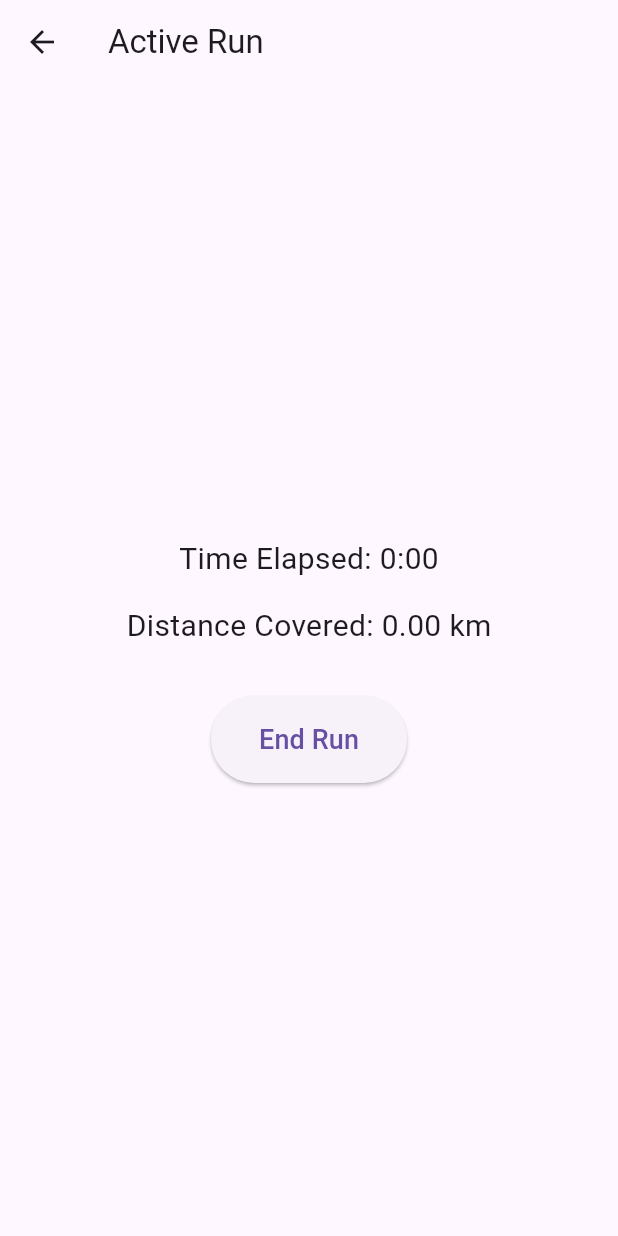
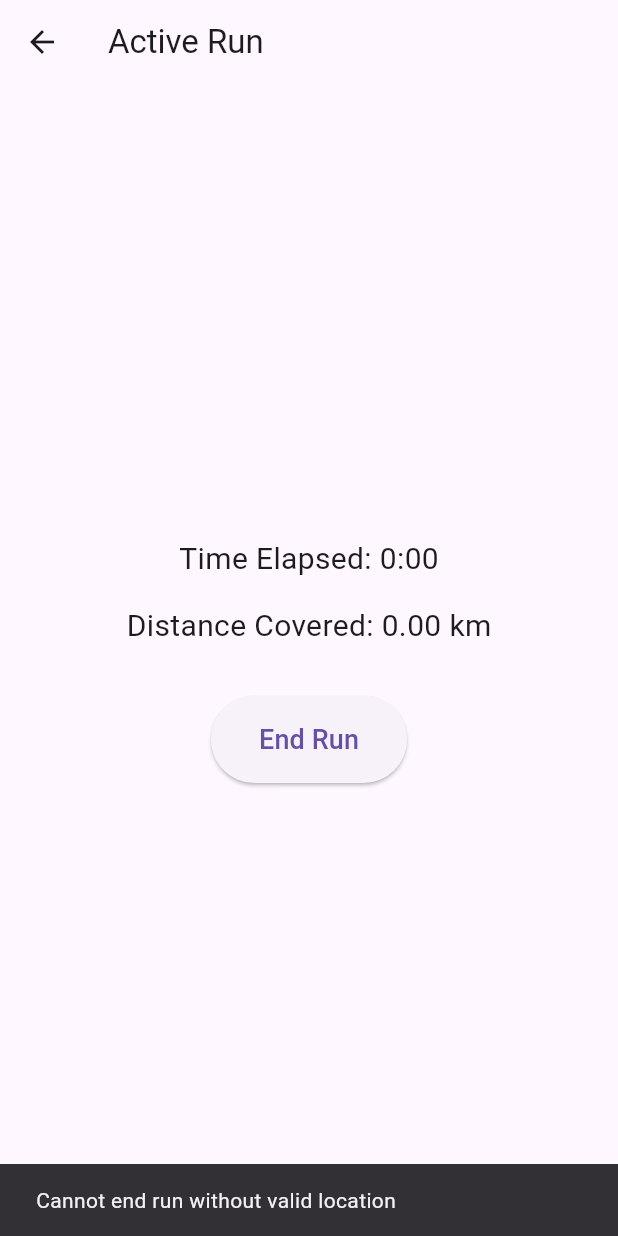
Before and after one commit to badrmatar/year4_project_final, a Flutter app: the ActiveRunPage screen opened by its route, after a tap on "End Run", on a phone screen of 412 x 824 dp. Run offline on Flutter 3.47's test engine with Material 3 defaults, Android fonts, the phone set to English and light mode, and no system bars; our stand-ins replace flutter_dotenv, geolocator, google_maps_flutter, location, supabase_flutter; accounts and stored records are empty.

Commit message:
users can actually start a team challenge and it be saved to user contribution

```diff
--- a/lib/pages/active_run_page.dart
+++ b/lib/pages/active_run_page.dart
@@ -21,7 +21,6 @@ class _ActiveRunPageState extends State<ActiveRunPage> {
   LocationData? _startLocation;
   LocationData? _currentLocation;
   LocationData? _endLocation;
-
   double _distanceCovered = 0.0;
   int _secondsElapsed = 0;
   Timer? _timer;
@@ -115,21 +114,18 @@ class _ActiveRunPageState extends State<ActiveRunPage> {
   }
 
   void _endRun() {
-    // Stop the timer
-    _timer?.cancel();
-    _timer = null;
-
-    // Capture the current location as the end location
-    if (_currentLocation != null) {
-      setState(() {
-        _endLocation = _currentLocation;
-      });
+    if (_currentLocation == null) {
+      ScaffoldMessenger.of(context).showSnackBar(
+        const SnackBar(content: Text('Cannot end run without valid location')),
+      );
+      return;
     }
 
-    // Set tracking to false
-    setState(() => _isTracking = false);
-
-    // Now save run data
+    _timer?.cancel();
+    setState(() {
+      _endLocation = _currentLocation;
+      _isTracking = false;
+    });
     _saveRunData();
   }
 
@@ -138,57 +134,76 @@ class _ActiveRunPageState extends State<ActiveRunPage> {
 
     try {
       final user = Provider.of<UserModel>(context, listen: false);
-      if (user.id == 0 || _startLocation == null) {
+
+      // Debug print all relevant data
+      debugPrint("Debug -> user.id = ${user.id}");
+      debugPrint("Debug -> _startLocation = $_startLocation");
+      debugPrint("Debug -> _endLocation = $_endLocation");
+
+      // Validate required data
+      if (user.id == 0 || _startLocation == null || _endLocation == null) {
         debugPrint("Missing required data for saving");
+        ScaffoldMessenger.of(context).showSnackBar(
+          const SnackBar(content: Text("Missing required data to save run")),
+        );
         return;
       }
 
-      // We also need to ensure _endLocation is not null.
-      if (_endLocation == null) {
-        debugPrint("No end location found. Using last known location or fallback...");
-        // Optional fallback: _endLocation = _currentLocation;
-        // Or just return if you cannot proceed.
-      }
+      // Convert distance to a fixed decimal precision
+      final distance = double.parse(_distanceCovered.toStringAsFixed(2));
 
-      final distance = double.parse(_distanceCovered.toStringAsFixed(2));
+      // Convert timestamps to ISO 8601 format
       final startTime = DateTime.fromMillisecondsSinceEpoch(
-          _startLocation!.time!.toInt()
+        _startLocation!.time!.toInt(),
       ).toUtc().toIso8601String();
 
-      // If you also want an endTime from the device, do similarly:
-      final endTime = _endLocation?.time == null
-          ? DateTime.now().toUtc().toIso8601String()
-          : DateTime.fromMillisecondsSinceEpoch(_endLocation!.time!.toInt()).toUtc().toIso8601String();
+      final endTime = DateTime.fromMillisecondsSinceEpoch(
+        _endLocation!.time!.toInt(),
+      ).toUtc().toIso8601String();
 
+      // Prepare the request body
+      final requestBody = jsonEncode({
+        'user_id': user.id,
+        'start_time': startTime,
+        'end_time': endTime,
+        'start_latitude': _startLocation!.latitude,
+        'start_longitude': _startLocation!.longitude,
+        'end_latitude': _endLocation!.latitude,
+        'end_longitude': _endLocation!.longitude,
+        'distance_covered': distance,
+      });
+
+      debugPrint("Saving run data with body: $requestBody");
+
+      // Make the HTTP request to save the run data
       final response = await http.post(
         Uri.parse('${dotenv.env['SUPABASE_URL']}/functions/v1/create_user_contribution'),
         headers: {
           'Content-Type': 'application/json',
           'Authorization': 'Bearer ${dotenv.env['BEARER_TOKEN']}',
         },
-        body: jsonEncode({
-          'team_challenge_id': 1,
-          'user_id': user.id,
-          'start_time': startTime,
-          'end_time': endTime,                  // if your function requires it
-          'start_latitude': _startLocation!.latitude,
-          'start_longitude': _startLocation!.longitude,
-          'end_latitude': _endLocation?.latitude,    // <--- use _endLocation
-          'end_longitude': _endLocation?.longitude,  // <--- use _endLocation
-          'distance_covered': distance,
-          'active': false,
-        }),
+        body: requestBody,
       );
 
+      // Handle the response
       if (response.statusCode == 201) {
         debugPrint("Successfully saved run data");
         debugPrint("Server response: ${response.body}");
+        ScaffoldMessenger.of(context).showSnackBar(
+          const SnackBar(content: Text("Run saved successfully!")),
+        );
       } else {
         debugPrint("Failed to save run: ${response.statusCode}");
         debugPrint("Error details: ${response.body}");
+        ScaffoldMessenger.of(context).showSnackBar(
+          SnackBar(content: Text("Failed to save run: ${response.body}")),
+        );
       }
     } catch (e) {
       debugPrint("Error saving run data: ${e.toString()}");
+      ScaffoldMessenger.of(context).showSnackBar(
+        SnackBar(content: Text("An error occurred: ${e.toString()}")),
+      );
     }
   }
 
@@ -220,9 +235,7 @@ class _ActiveRunPageState extends State<ActiveRunPage> {
     final distanceKm = _distanceCovered / 1000;
 
     return Scaffold(
-      appBar: AppBar(
-        title: const Text('Active Run'),
-      ),
+      appBar: AppBar(title: const Text('Active Run')),
       body: Center(
         child: Column(
           mainAxisSize: MainAxisSize.min,
```
Also changed, not shown: lib/pages/challenges_page.dart (+42 -14 lines), 1 other file.
